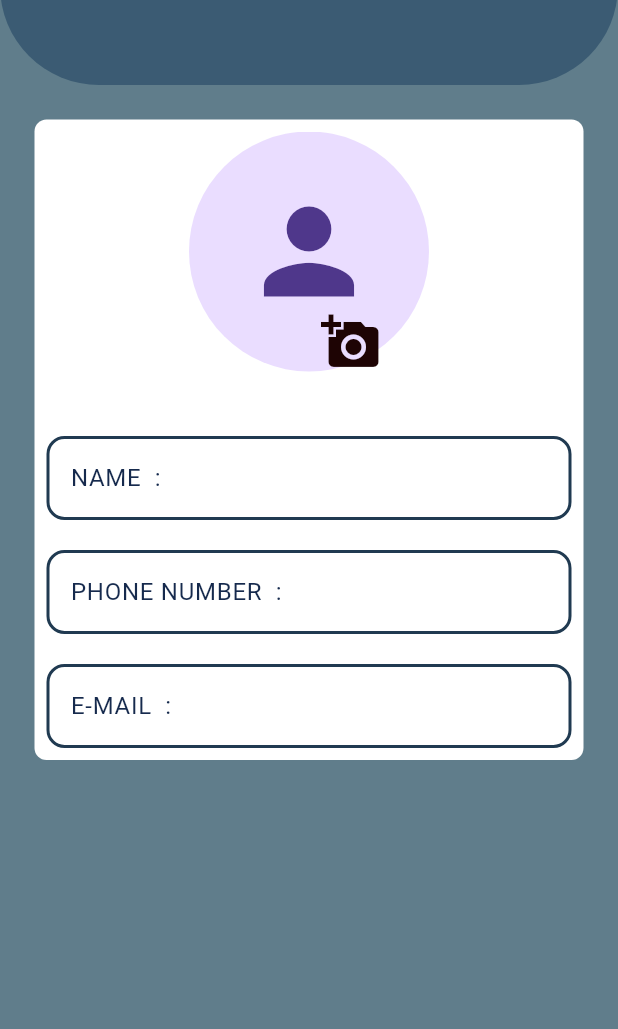
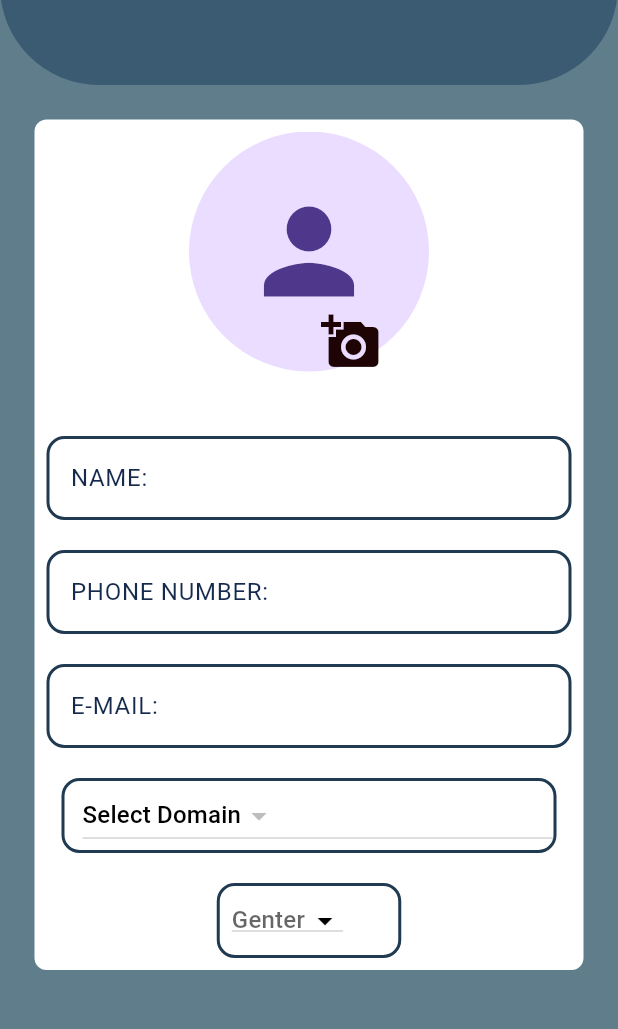
Before and after one commit to vinayakmdas/staffproject, a Flutter app: the StaffAdd screen opened directly, on a phone screen of 412 x 824 dp, the part 140-1169 px from its top. Run offline on Flutter 3.47's test engine with Material 3 defaults, Android fonts, the phone set to English and light mode, and no system bars; our stand-ins replace google_fonts, hive_flutter, iconsax_flutter, image_picker, shared_preferences; accounts and stored records are empty.

Commit message:
complete genter how to solve the errrr

```diff
--- a/lib/add-staff-and-work/staffadd.dart
+++ b/lib/add-staff-and-work/staffadd.dart
@@ -1,13 +1,11 @@
 import 'dart:io';
-
 import 'package:flutter/material.dart';
 import 'package:image_picker/image_picker.dart';
 import 'package:staff/custum.dart/appbaruser.dart';
+import 'package:staff/model.dart/domainmodel.dart';
+import 'package:staff/service.dart/add_domain_servicepage.dart';
 
 class StaffAdd extends StatefulWidget {
-
-
-
   StaffAdd({super.key});
 
   @override
@@ -16,11 +14,28 @@ import 'package:flutter/material.dart';
 
 class _StaffAddState extends State<StaffAdd> {
   final usernameController = TextEditingController();
+  final userPhoneNumber = TextEditingController();
+  final userEmail = TextEditingController();
 
-    final userPhoneNumber = TextEditingController();
+  String? image;
+  List<Domainmodel> _domainList = [];
+  String? _selectedDomain;
+  List<String>_genter=[" male ", "female"];
+  String ?_selectgenter;
 
-    final userEmail = TextEditingController();
-  String ?image;
+  @override
+  void initState() {
+    super.initState();
+    fetchDomains();
+  }
+
+  Future<void> fetchDomains() async {
+    DomainBox domainBox = DomainBox();
+    await domainBox.openBox();
+    _domainList = await domainBox.getDomain();
+    setState(() {});
+  }
+
   @override
   Widget build(BuildContext context) {
     return Scaffold(
@@ -36,8 +51,7 @@ import 'package:flutter/material.dart';
           child: Padding(
             padding: const EdgeInsets.all(8.0),
             child: Column(
-                children: [
-
+              children: <Widget>[
                 Stack(
                   children: [
                     image == null
@@ -58,7 +72,7 @@ import 'package:flutter/material.dart';
                     Positioned(
                       child: IconButton(
                           onPressed: () {
-                             Showimageplace(context, pickimage,camereimage);
+                            Showimageplace(context, pickimage, camereimage);
                           },
                           icon: const Icon(
                             Icons.add_a_photo,
@@ -68,14 +82,103 @@ import 'package:flutter/material.dart';
                       bottom: -8,
                       left: 80,
                     )
-                      ]
+                  ],
                 ),
                 const SizedBox(height: 43),
-                  usertextfield(controller: usernameController, lebelname: 'NAME  :',),
+             UserTextField(
+  controller: usernameController,
+  labelName: 'NAME:',
+),
 const SizedBox(height: 20),
-                usertextfield(controller: userPhoneNumber, lebelname: "PHONE NUMBER  :")
-                  ,const SizedBox(height: 20),
-                  usertextfield(controller: userEmail, lebelname: "E-MAIL  :")
+UserTextField(
+  controller: userPhoneNumber,
+  labelName: 'PHONE NUMBER:',
+),
+const SizedBox(height: 20),
+UserTextField(
+  controller: userEmail,
+  labelName: 'E-MAIL:',
+),
+const SizedBox(height: 20),
+
+
+                Container(
+                  height: 50,
+                  width: 330,
+                  decoration: BoxDecoration(
+                    color: Colors.white,
+                    border:  Border.all(
+                       width: 2,
+                        color: Color.fromARGB(255, 32, 58, 81)
+
+                    )
+                    ,borderRadius: BorderRadius.circular(12)
+
+                  ),
+                  child: Padding(
+                    padding: const EdgeInsets.only(left: 12),
+                    child: DropdownButton<String>(
+
+                      iconEnabledColor: Colors.black,
+                      hint: Text("Select Domain",style:TextStyle( color: Colors.black),),
+                      value: _selectedDomain,
+                      onChanged: (String? newValue) {
+                        setState(() {
+                          _selectedDomain = newValue;
+                        });
+                      },
+                      items: _domainList.map<DropdownMenuItem<String>>((Domainmodel domain) {
+                        return DropdownMenuItem<String>(
+                          value: domain.domain,
+                          child: Text(domain.domain),
+                        );
+                      }).toList(),
+                    ),
+                  ),
+                ),
+
+                SizedBox(height: 20,)
+                // ==========================================================================
+
+               ,Container(
+                 height: 50,
+                  width: 123,
+                  decoration: BoxDecoration(
+                    color: Colors.white,
+                    border:  Border.all(
+                       width: 2,
+                        color: Color.fromARGB(255, 32, 58, 81)
+
+                    )
+                    ,borderRadius: BorderRadius.circular(12)
+  ),
+   child: Row(
+     children: [
+
+
+       Padding(
+         padding: const EdgeInsets.all(8.0),
+         child: DropdownButton<String>(
+          hint: Text("Genter"),
+          iconEnabledColor: Colors.black,
+          value: _selectgenter,
+          items: _genter.map((String genter) {
+            return DropdownMenuItem<String>(
+              value: genter, // Add the value here
+              child: Text(genter), // Show the gender text here
+            );
+          }).toList(),
+          onChanged: (String? newValue) {
+            setState(() {
+              _selectgenter = newValue; // Update selected gender
+            });
+          },
+         ),
+       ),
+     ],
+   ),
+ )
+
 
               ],
             ),
@@ -83,26 +186,27 @@ import 'package:flutter/material.dart';
         ),
       ),
     );
+  }
 
 
-    }
-    pickimage()async{
-    final imagePicker =ImagePicker();
+  pickimage() async {
+    final imagePicker = ImagePicker();
     final pickedimg = await imagePicker.pickImage(source: ImageSource.gallery);
-    if(pickedimg!=null){setState(() {
-      image=pickedimg.path;
+    if (pickedimg != null) {
+      setState(() {
+        image = pickedimg.path;
       });
-
     }
   }
 
-    Future camereimage()async{
-      final  camereimage=ImagePicker();
+  // Method to take a photo using the camera
+  Future camereimage() async {
+    final camereimage = ImagePicker();
     final camere = await camereimage.pickImage(source: ImageSource.camera);
-        if(camere!=null){setState(() {
-      image=camere.path;
+    if (camere != null) {
+      setState(() {
+        image = camere.path; // Update image path
       });
-
     }
   }
 }
--- a/lib/custum.dart/appbaruser.dart
+++ b/lib/custum.dart/appbaruser.dart
@@ -36,14 +36,16 @@ PreferredSize userappbar(BuildContext context) {
 }
 
 
-class usertextfield extends StatelessWidget {
-   final  TextEditingController  controller;
-    final String lebelname;
-  const usertextfield({super.key
-   ,required this.controller
 
-   , required this.lebelname
 
+class UserTextField extends StatelessWidget {
+  final TextEditingController controller;
+  final String labelName;
+
+  const UserTextField({
+    super.key,
+    required this.controller,
+    required this.labelName,
   });
 
   @override
@@ -51,23 +53,23 @@ class usertextfield extends StatelessWidget {
     return TextFormField(
       controller: controller,
       decoration: InputDecoration(
-                        label:  Text(
-                       lebelname,
+        label: Text(
+          labelName,
           style: const TextStyle(
-
-                        color: Color.fromARGB(255, 22, 42, 77)),
+            color: Color.fromARGB(255, 22, 42, 77),
+          ),
         ),
         enabledBorder: OutlineInputBorder(
           borderRadius: BorderRadius.circular(12),
           borderSide: const BorderSide(
             width: 2,
-                        color: Color.fromARGB(255, 32, 58, 81),)),
+            color: Color.fromARGB(255, 32, 58, 81),
+          ),
+        ),
         focusedBorder: OutlineInputBorder(
           borderRadius: BorderRadius.circular(15),
-                        )),
-
-
-
+        ),
+      ),
     );
   }
 }
--- a/lib/main.dart
+++ b/lib/main.dart
@@ -10,17 +10,25 @@ import 'package:staff/service.dart/signup_Data_Managing.dart';
 
 import 'package:staff/splashscreens/splashscreen.dart';
 
-void main()async {
-Hive.initFlutter();
-Hive.registerAdapter( SignUpModelAdapter());
-DataManaging().openBox;
-Hive.registerAdapter(DomainmodelAdapter());
-   DomainBox().openBox();
+void main() async {
+  WidgetsFlutterBinding.ensureInitialized();
 
-SharedPreferences prefs = await SharedPreferences.getInstance();
+  // Initialize Hive
+  await Hive.initFlutter();
+
+  // Register Hive Adapters
+  Hive.registerAdapter(SignUpModelAdapter());
+  Hive.registerAdapter(DomainmodelAdapter());
+
+  // Open Hive Boxes
+  await DataManaging().openBox();
+  await DomainBox().openBox();
+
+  // Initialize SharedPreferences
+  SharedPreferences prefs = await SharedPreferences.getInstance();
   bool isLoggedIn = prefs.getBool('isLoggedIn') ?? false;
+
   runApp(MyApp(isLoggedIn: isLoggedIn));
-
 }
 
 class MyApp extends StatelessWidget {
--- a/lib/taskadd/domain.dart
+++ b/lib/taskadd/domain.dart
@@ -1,6 +1,5 @@
 import 'package:flutter/material.dart';
 import 'package:google_fonts/google_fonts.dart';
-import 'package:iconsax_flutter/iconsax_flutter.dart';
 import 'package:staff/model.dart/domainmodel.dart';
 import 'package:staff/service.dart/add_domain_servicepage.dart';
 
@@ -30,7 +29,7 @@ class _DomainState extends State<Domain> {
 
   Future<void> _loaddomains() async {
     _list = await _domainBox.getDomain();
-    setState(() {}); // Ensure the UI updates after loading data
+    setState(() {});
   }
 
   Future<void> submit() async {
--- a/pubspec.yaml
+++ b/pubspec.yaml
@@ -41,6 +41,8 @@ dependencies:
   google_fonts: ^6.2.1
   shared_preferences: ^2.2.3
   image_picker: ^1.1.2
+  # file_picker: ^8.0.0+1
+  # open_file: ^3.3.2
 
 dev_dependencies:
   flutter_test:
```
Lines whose indentation alone changed are shown as unchanged.
